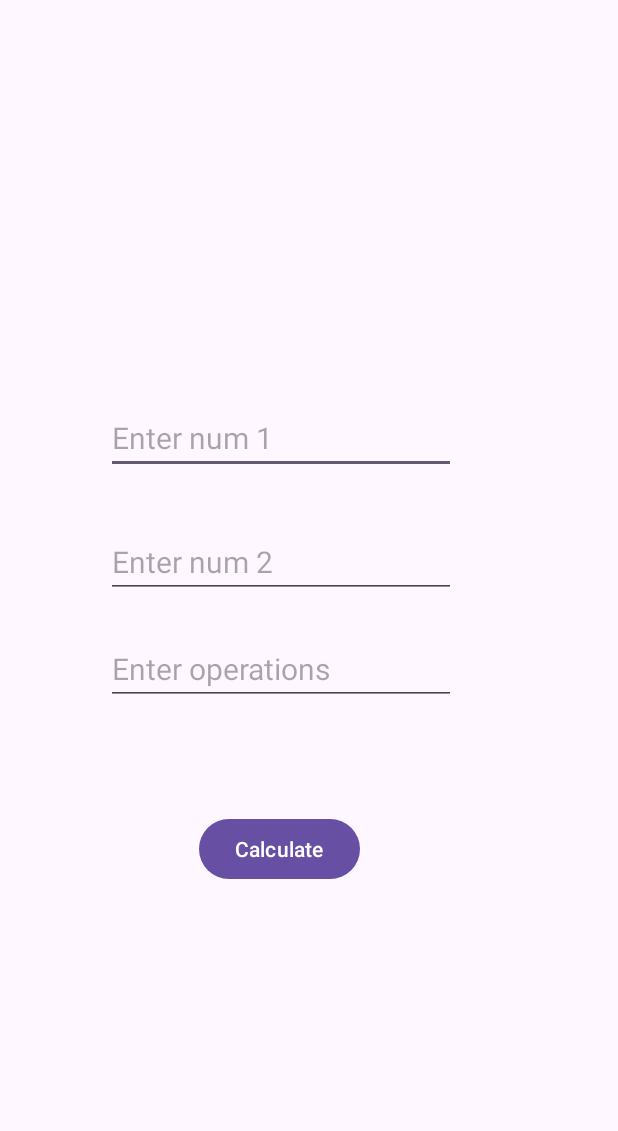
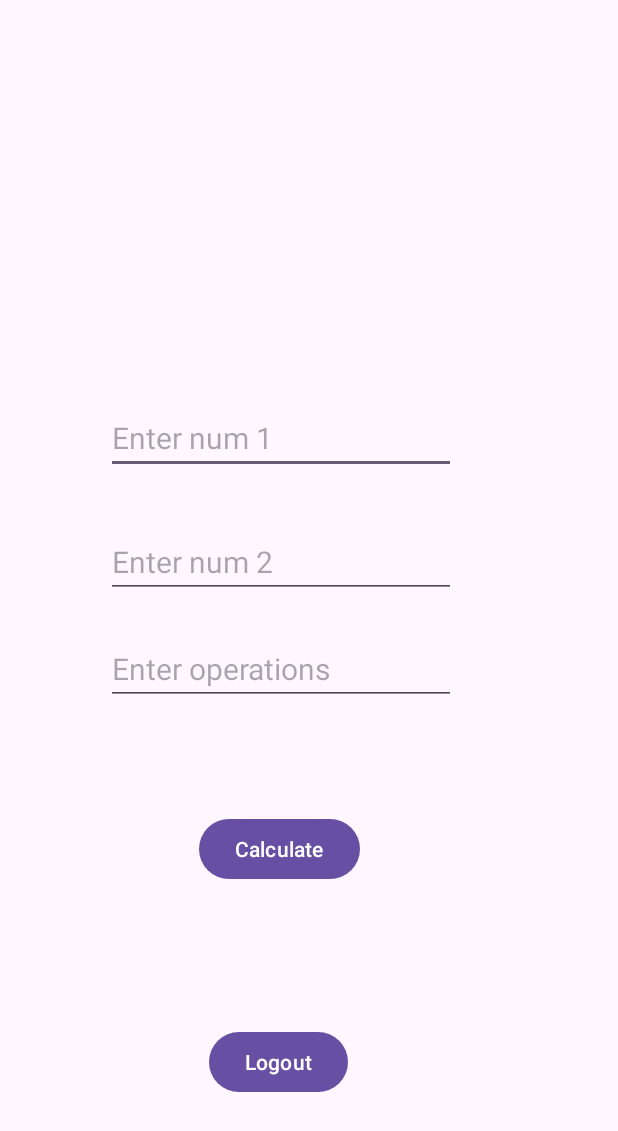
Before and after one commit to SuperShotRETRO/Main-Android, an Android app: the layout calculator.xml on its own in the app's theme, with its tools: preview values and no code run, on a phone screen of 412 x 824 dp. Shown: the top 1131 px of the screen. Run offline under Robolectric (Android 15) with nearby library versions, the light colour scheme and no system bars.

Commit message:
13-02-2024 Calculator

```diff
--- a/app/src/main/java/com/example/swaraj_main/MainActivity.java
+++ b/app/src/main/java/com/example/swaraj_main/MainActivity.java
@@ -39,7 +39,7 @@ public class MainActivity extends AppCompatActivity {
 //                 loginText.setText(String.format("Welcome %s, with password: %s",email.getText().toString(),password.getText().toString()));
                  StringBuffer sb = new StringBuffer();
                  sb.append("Welcome");
-                 Intent intent = new Intent(MainActivity.this,LoginSuccess.class);
+                 Intent intent = new Intent(MainActivity.this,Calculator.class);
 
                  if(email.getText().toString().equals("Swaraj") && password.getText().toString().equals("1234")){
 //                     Toast.makeText(getApplicationContext(),sb,Toast.LENGTH_LONG).show();
--- a/app/src/main/res/layout/calculator.xml
+++ b/app/src/main/res/layout/calculator.xml
@@ -64,4 +64,23 @@
         android:hint="Enter operations"
         android:inputType="text"
         android:textSize="20sp" />
+
+    <Button
+        android:id="@+id/logout"
+        android:layout_width="wrap_content"
+        android:layout_height="wrap_content"
+        android:layout_alignParentEnd="true"
+        android:layout_alignParentBottom="true"
+        android:layout_marginEnd="180dp"
+        android:layout_marginBottom="92dp"
+        android:text="Logout" />
+
+    <TextView
+        android:id="@+id/loginInfo"
+        android:layout_width="106dp"
+        android:layout_height="42dp"
+        android:layout_alignParentEnd="true"
+        android:layout_alignParentBottom="true"
+        android:layout_marginEnd="289dp"
+        android:layout_marginBottom="668dp" />
 </RelativeLayout>
```
Also changed, not shown: app/src/main/AndroidManifest.xml (+3 -10 lines), app/src/main/java/com/example/swaraj_main/Calculator.java (+21 -8 lines), app/src/main/java/com/example/swaraj_main/LoginSuccess.java (deleted, +0 -13 lines), app/src/main/res/layout/login.xml (deleted, +0 -15 lines).
